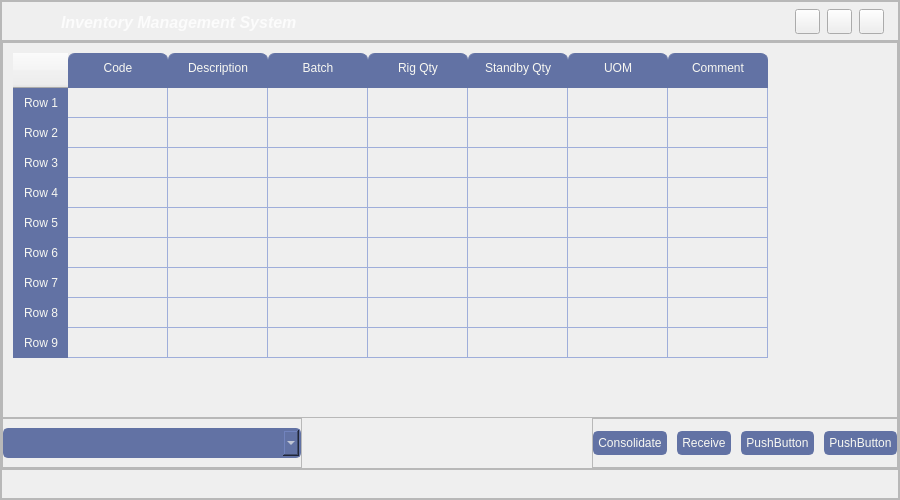
First picture: the form in ui/app.ui, repository bddipu/inventory, before the edit.
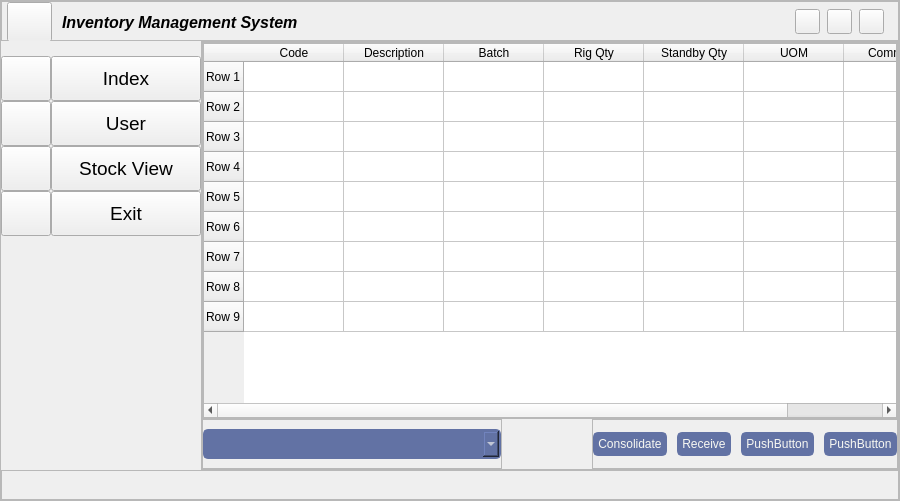
Second picture: the form after the edit. Icons and pictures are not drawn.

The edit to the form file:
```diff
--- a/ui/app.ui
+++ b/ui/app.ui
@@ -7,7 +7,7 @@
     <x>0</x>
     <y>0</y>
     <width>900</width>
-    <height>500</height>
+    <height>501</height>
    </rect>
   </property>
   <property name="windowTitle">
@@ -152,6 +152,11 @@
                  <height>40</height>
                 </size>
                </property>
+               <property name="font">
+                <font>
+                 <pointsize>12</pointsize>
+                </font>
+               </property>
                <property name="focusPolicy">
                 <enum>Qt::NoFocus</enum>
                </property>
@@ -161,12 +166,14 @@
                <property name="text">
                 <string/>
                </property>
-               <property name="icon">
-                <iconset resource="../resources.qrc">
-                 <normaloff>:/images/images/app_icon.png</normaloff>:/images/images/app_icon.png</iconset>
+               <property name="iconSize">
+                <size>
+                 <width>24</width>
+                 <height>24</height>
+                </size>
                </property>
                <property name="flat">
-                <bool>true</bool>
+                <bool>false</bool>
                </property>
               </widget>
              </item>
@@ -194,6 +201,21 @@
              <enum>QFrame::Raised</enum>
             </property>
             <layout class="QHBoxLayout" name="horizontalLayout_12">
+             <property name="spacing">
+              <number>0</number>
+             </property>
+             <property name="leftMargin">
+              <number>10</number>
+             </property>
+             <property name="topMargin">
+              <number>0</number>
+             </property>
+             <property name="rightMargin">
+              <number>0</number>
+             </property>
+             <property name="bottomMargin">
+              <number>0</number>
+             </property>
              <item>
               <widget class="QLabel" name="label_appTitle">
                <property name="font">
@@ -204,9 +226,7 @@
                 </font>
                </property>
                <property name="styleSheet">
-                <string notr="true">#label_appTitle {
-	color: rgba(255, 255, 255,200);
-}</string>
+                <string notr="true"/>
                </property>
                <property name="text">
                 <string>Inventory Management System</string>
@@ -361,7 +381,7 @@
            <widget class="QFrame" name="frame_leftMenu">
             <property name="minimumSize">
              <size>
-              <width>0</width>
+              <width>200</width>
               <height>0</height>
              </size>
             </property>
@@ -507,7 +527,10 @@
                     </widget>
                    </item>
                    <item>
-                    <widget class="QLabel" name="label_toggleMenu">
+                    <widget class="QPushButton" name="btn_LMenuToggleText">
+                     <property name="enabled">
+                      <bool>true</bool>
+                     </property>
                      <property name="minimumSize">
                       <size>
                        <width>150</width>
@@ -527,11 +550,26 @@
                        <bold>false</bold>
                       </font>
                      </property>
+                     <property name="cursor">
+                      <cursorShape>PointingHandCursor</cursorShape>
+                     </property>
+                     <property name="focusPolicy">
+                      <enum>Qt::NoFocus</enum>
+                     </property>
+                     <property name="layoutDirection">
+                      <enum>Qt::LeftToRight</enum>
+                     </property>
+                     <property name="styleSheet">
+                      <string notr="true">btn_LMenuToggleText {
+	color: red;
+	text-align: left;
+}</string>
+                     </property>
                      <property name="text">
-                      <string>Menu</string>
+                      <string>Index</string>
                      </property>
-                     <property name="indent">
-                      <number>15</number>
+                     <property name="flat">
+                      <bool>false</bool>
                      </property>
                     </widget>
                    </item>
@@ -545,10 +583,19 @@
               <widget class="QFrame" name="frame_LMenuMdl">
                <property name="minimumSize">
                 <size>
-                 <width>0</width>
+                 <width>200</width>
                  <height>0</height>
                 </size>
                </property>
+               <property name="maximumSize">
+                <size>
+                 <width>200</width>
+                 <height>16777215</height>
+                </size>
+               </property>
+               <property name="styleSheet">
+                <string notr="true"/>
+               </property>
                <property name="frameShape">
                 <enum>QFrame::NoFrame</enum>
                </property>
@@ -652,7 +699,10 @@
                     </widget>
                    </item>
                    <item>
-                    <widget class="QLabel" name="label_userMenu">
+                    <widget class="QPushButton" name="btn_userMenuText">
+                     <property name="enabled">
+                      <bool>true</bool>
+                     </property>
                      <property name="minimumSize">
                       <size>
                        <width>150</width>
@@ -672,11 +722,26 @@
                        <bold>false</bold>
                       </font>
                      </property>
+                     <property name="cursor">
+                      <cursorShape>PointingHandCursor</cursorShape>
+                     </property>
+                     <property name="focusPolicy">
+                      <enum>Qt::NoFocus</enum>
+                     </property>
+                     <property name="layoutDirection">
+                      <enum>Qt::LeftToRight</enum>
+                     </property>
+                     <property name="styleSheet">
+                      <string notr="true">btn_LMenuToggleText {
+	color: red;
+	text-align: left;
+}</string>
+                     </property>
                      <property name="text">
-                      <string>User Login</string>
+                      <string>User</string>
                      </property>
-                     <property name="indent">
-                      <number>15</number>
+                     <property name="flat">
+                      <bool>false</bool>
                      </property>
                     </widget>
                    </item>
@@ -764,7 +829,10 @@
                     </widget>
                    </item>
                    <item>
-                    <widget class="QLabel" name="label_stockMenu">
+                    <widget class="QPushButton" name="btn_stockMenuText">
+                     <property name="enabled">
+                      <bool>true</bool>
+                     </property>
                      <property name="minimumSize">
                       <size>
                        <width>150</width>
@@ -784,11 +852,154 @@
                        <bold>false</bold>
                       </font>
                      </property>
+                     <property name="cursor">
+                      <cursorShape>PointingHandCursor</cursorShape>
+                     </property>
+                     <property name="focusPolicy">
+                      <enum>Qt::NoFocus</enum>
+                     </property>
+                     <property name="layoutDirection">
+                      <enum>Qt::LeftToRight</enum>
+                     </property>
+                     <property name="styleSheet">
+                      <string notr="true">btn_LMenuToggleText {
+	color: red;
+	text-align: left;
+}</string>
+                     </property>
                      <property name="text">
                       <string>Stock View</string>
                      </property>
-                     <property name="indent">
-                      <number>15</number>
+                     <property name="flat">
+                      <bool>false</bool>
+                     </property>
+                    </widget>
+                   </item>
+                  </layout>
+                 </widget>
+                </item>
+                <item>
+                 <widget class="QFrame" name="frame_exitMenu">
+                  <property name="minimumSize">
+                   <size>
+                    <width>200</width>
+                    <height>45</height>
+                   </size>
+                  </property>
+                  <property name="maximumSize">
+                   <size>
+                    <width>200</width>
+                    <height>45</height>
+                   </size>
+                  </property>
+                  <property name="baseSize">
+                   <size>
+                    <width>0</width>
+                    <height>45</height>
+                   </size>
+                  </property>
+                  <property name="frameShape">
+                   <enum>QFrame::NoFrame</enum>
+                  </property>
+                  <property name="frameShadow">
+                   <enum>QFrame::Raised</enum>
+                  </property>
+                  <layout class="QHBoxLayout" name="horizontalLayout_13">
+                   <property name="spacing">
+                    <number>0</number>
+                   </property>
+                   <property name="leftMargin">
+                    <number>0</number>
+                   </property>
+                   <property name="topMargin">
+                    <number>0</number>
+                   </property>
+                   <property name="rightMargin">
+                    <number>0</number>
+                   </property>
+                   <property name="bottomMargin">
+                    <number>0</number>
+                   </property>
+                   <item>
+                    <widget class="QPushButton" name="btn_exitMenu">
+                     <property name="enabled">
+                      <bool>true</bool>
+                     </property>
+                     <property name="minimumSize">
+                      <size>
+                       <width>50</width>
+                       <height>45</height>
+                      </size>
+                     </property>
+                     <property name="maximumSize">
+                      <size>
+                       <width>50</width>
+                       <height>45</height>
+                      </size>
+                     </property>
+                     <property name="cursor">
+                      <cursorShape>PointingHandCursor</cursorShape>
+                     </property>
+                     <property name="focusPolicy">
+                      <enum>Qt::TabFocus</enum>
+                     </property>
+                     <property name="styleSheet">
+                      <string notr="true"/>
+                     </property>
+                     <property name="text">
+                      <string notr="true"/>
+                     </property>
+                     <property name="icon">
+                      <iconset>
+                       <normaloff>:/icons/images/icons/cil-view-column.png</normaloff>:/icons/images/icons/cil-view-column.png</iconset>
+                     </property>
+                     <property name="flat">
+                      <bool>false</bool>
+                     </property>
+                    </widget>
+                   </item>
+                   <item>
+                    <widget class="QPushButton" name="btn_exitMenuText">
+                     <property name="enabled">
+                      <bool>true</bool>
+                     </property>
+                     <property name="minimumSize">
+                      <size>
+                       <width>150</width>
+                       <height>45</height>
+                      </size>
+                     </property>
+                     <property name="maximumSize">
+                      <size>
+                       <width>150</width>
+                       <height>45</height>
+                      </size>
+                     </property>
+                     <property name="font">
+                      <font>
+                       <pointsize>14</pointsize>
+                      </font>
+                     </property>
+                     <property name="cursor">
+                      <cursorShape>PointingHandCursor</cursorShape>
+                     </property>
+                     <property name="focusPolicy">
+                      <enum>Qt::NoFocus</enum>
+                     </property>
+                     <property name="layoutDirection">
+                      <enum>Qt::LeftToRight</enum>
+                     </property>
+                     <property name="styleSheet">
+                      <string notr="true">btn_LMenuToggleText {
+	color: red;
+	text-align: left;
+}</string>
+                     </property>
+                     <property name="text">
+                      <string>Exit</string>
+                     </property>
+                     <property name="flat">
+                      <bool>false</bool>
                      </property>
                     </widget>
                    </item>
@@ -861,6 +1072,11 @@
                 </property>
                 <item row="0" column="0">
                  <widget class="QStackedWidget" name="stackedWidget">
+                  <property name="styleSheet">
+                   <string notr="true">#btn_LMenuToggleText {
+	text-align: left;
+}</string>
+                  </property>
                   <property name="currentIndex">
                    <number>0</number>
                   </property>
@@ -914,62 +1130,7 @@
                        <item>
                         <widget class="QFrame" name="frame_tableStock">
                          <property name="styleSheet">
-                          <string notr="true">QTableWidget {	
-	background-color: transparent;
-	padding: 10px;
-	border-radius: 5px;
-	gridline-color: #9faeda;
-    outline: none;
-    font: 12pt &quot;Segoe UI&quot;;
-}
-QTableWidget::item{
-	border-color: #9faeda;
-	padding-left: 5px;
-	padding-right: 5px;
-	gridline-color: #9faeda;
-}
-QTableWidget::item:selected{
-	background-color: rgb(189, 147, 249);
-    color: #f8f8f2;
-}
-QHeaderView::section{
-	background-color: #6272a4;
-	/*max-width: 30px;*/
-	border: none;
-	border-style: none;
-}
-QTableWidget::horizontalHeader {	
-	background-color: #6272a4;
-    font: 14pt &quot;Segoe UI&quot;;
-}
-QHeaderView::section:horizontal
-{
-    border: 1px solid #6272a4;
-	background-color: #6272a4;
-	padding-top:5px;
-    padding-bottom: 10px;
-	padding-left: 10px;
-    padding-right: 10px;
-	border-top-left-radius: 7px;
-    border-top-right-radius: 7px;
-    color: #f8f8f2;
-    font: 12pt &quot;Segoe UI&quot;;
-}
-QTableWidget::verticalHeader {	
-	background-color: #6272a4;
-}
-QHeaderView::section:vertical
-{
-    border: 1px solid #6272a4;
-	background-color: #6272a4;
-	padding-top: 3px;
-    padding-bottom: 3px;
-	padding-left: 10px;
-    padding-right: 3px;
-	color: #f8f8f2;
-    font: 12pt &quot;Segoe UI&quot;;
-}
-</string>
+                          <string notr="true"/>
                          </property>
                          <property name="frameShape">
                           <enum>QFrame::StyledPanel</enum>
```
Left out of the diff: 34 changed lines with no effect on the pictures.
